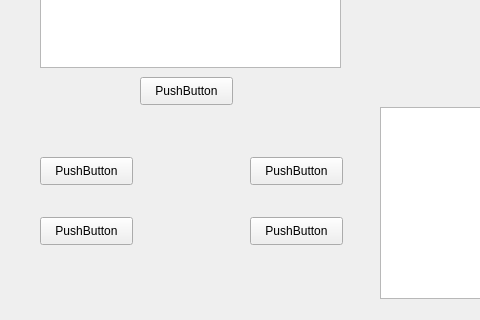
Qt form widget.ui (Becai/Qt_SmartHomeSystem) before a commit; both pictures show x 0 to 480 and y 143 to 463 of the 652 by 463 pixel window.
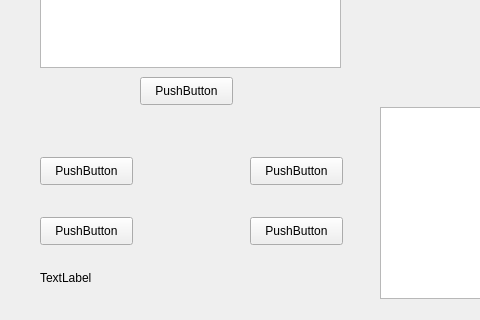
The same form after that commit.

Commit message: baiduyun audio

What changed in the file:
```diff
--- a/widget.ui
+++ b/widget.ui
@@ -149,6 +149,19 @@
     <string>PushButton</string>
    </property>
   </widget>
+  <widget class="QLabel" name="lab_audio">
+   <property name="geometry">
+    <rect>
+     <x>40</x>
+     <y>410</y>
+     <width>101</width>
+     <height>21</height>
+    </rect>
+   </property>
+   <property name="text">
+    <string>TextLabel</string>
+   </property>
+  </widget>
  </widget>
  <layoutdefault spacing="6" margin="11"/>
  <resources/>
```
The commit also changes 5 other files.
